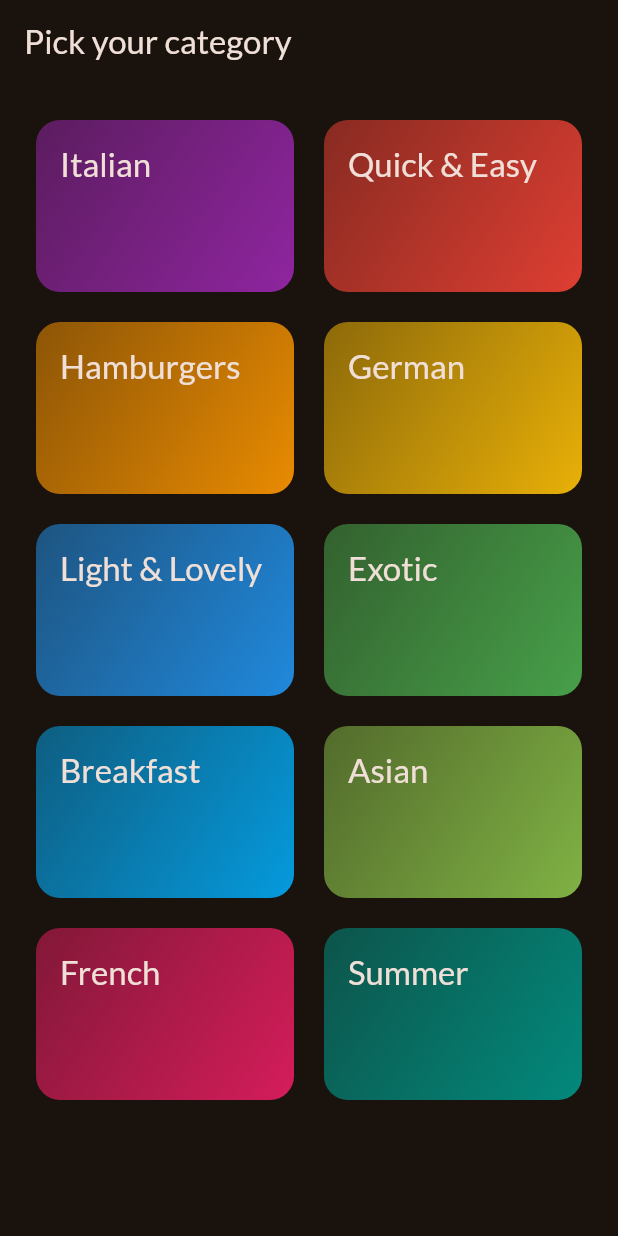
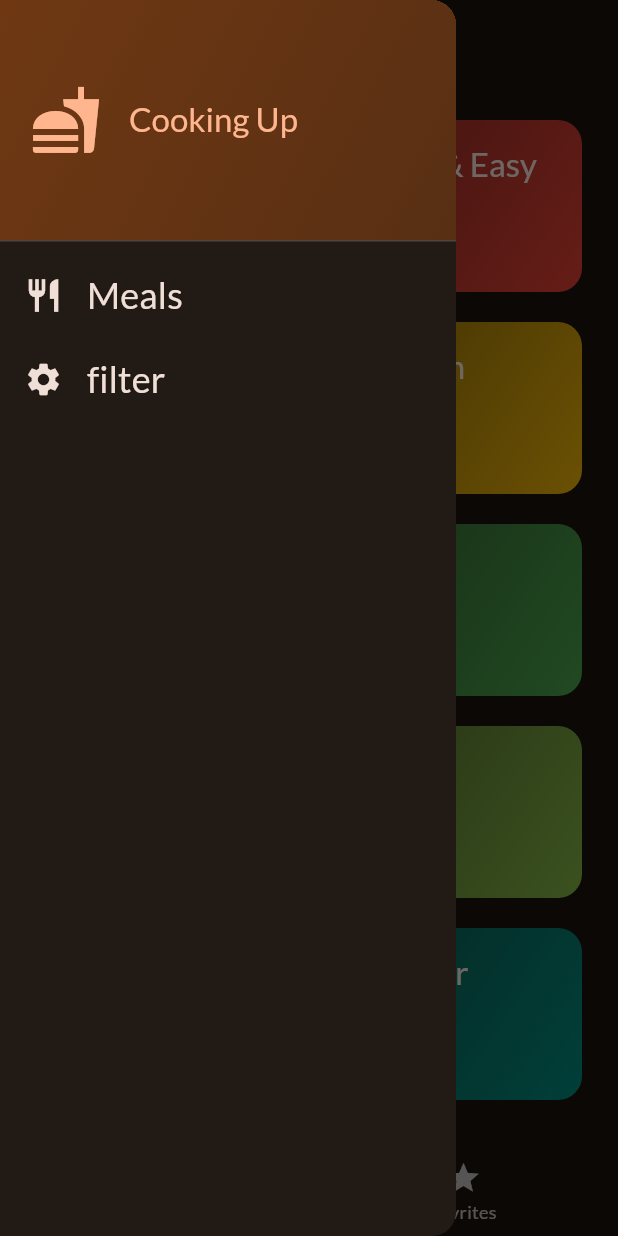
Before and after one commit to aawaisakbarmalik/MealApp, a Flutter app: the screen it shows after launch, with the side drawer open (before the commit the screen has no drawer), on a phone screen of 412 x 824 dp. Run offline on Flutter 3.47's test engine with Material 3 defaults, Android fonts, the phone set to English and light mode, and no system bars; our stand-ins replace google_fonts, transparent_image.

Commit message:
navbar and side drawer

```diff
--- a/lib/main.dart
+++ b/lib/main.dart
@@ -4,6 +4,7 @@ import 'package:google_fonts/google_fonts.dart';
 import 'package:meal_app/data/dummy_data.dart';
 import 'package:meal_app/screens/categories.dart';
 import 'package:meal_app/screens/meals.dart';
+import 'package:meal_app/screens/tabs.dart';
 
 final theme = ThemeData(
   useMaterial3: true,
@@ -25,7 +26,7 @@ class App extends StatelessWidget {
   Widget build(BuildContext context) {
     return MaterialApp(
       theme: theme,
-      home:categoriesScreen(),
+      home:TabScreen(),
     );
   }
 }
--- a/lib/screens/categories.dart
+++ b/lib/screens/categories.dart
@@ -1,12 +1,14 @@
 import 'package:flutter/material.dart';
 import 'package:meal_app/data/dummy_data.dart';
 import 'package:meal_app/models/category.dart';
+import 'package:meal_app/models/meal.dart';
 import 'package:meal_app/screens/meals.dart';
 import 'package:meal_app/widgets/category_grid_item.dart';
 
 class categoriesScreen extends StatelessWidget {
-  categoriesScreen({super.key});
+  categoriesScreen({super.key,required this.onToggleFavorite});
 
+    final void Function(Meal meal) onToggleFavorite;
   void _selectCategory(BuildContext context, Category category) {
     final filteredMeal = dummyMeals
         .where((meal) => meal.categories.contains(category.id))
@@ -14,7 +16,7 @@ class categoriesScreen extends StatelessWidget {
     Navigator.of(context).push(
       MaterialPageRoute(
         builder: (ctx) =>
-            MealsScreen(title: category.title, meals: filteredMeal),
+            MealsScreen(title: category.title, meals: filteredMeal, onToggleFavorite: onToggleFavorite),
       ),
     );
     //Navigator.push(context, route)
@@ -22,9 +24,7 @@ class categoriesScreen extends StatelessWidget {
 
   @override
   Widget build(BuildContext context) {
-    return Scaffold(
-      appBar: AppBar(title: Text("Pick your category")),
-      body: GridView(
+    return GridView(
       padding: const EdgeInsets.all(24),
       gridDelegate: SliverGridDelegateWithFixedCrossAxisCount(
         crossAxisCount: 2,
@@ -42,7 +42,6 @@ class categoriesScreen extends StatelessWidget {
             },
           ),
       ],
-      ),
     );
   }
 }
--- /dev/null
+++ b/lib/screens/tabs.dart
@@ -0,0 +1,82 @@
+import 'package:flutter/material.dart';
+import 'package:meal_app/models/meal.dart';
+import 'package:meal_app/screens/categories.dart';
+import 'package:meal_app/screens/meals.dart';
+import 'package:meal_app/widgets/main_drawer.dart';
+
+class TabScreen extends StatefulWidget {
+  TabScreen({super.key});
+
+  @override
+  State<TabScreen> createState() {
+    return _TabScreenState();
+  }
+}
+
+class _TabScreenState extends State<TabScreen> {
+  int _selectedPageIndex = 0;
+
+  final List<Meal> _favoriteMeals = [];
+
+  void _showInfoMessage(String message) {
+    ScaffoldMessenger.of(context).clearSnackBars();
+    ScaffoldMessenger.of(
+      context,
+    ).showSnackBar(SnackBar(content: Text(message)));
+  }
+
+  void _toggleMealFavouriteStatus(Meal meal) {
+    final isExisting = _favoriteMeals.contains(meal);
+
+    if (isExisting) {
+      setState(() {
+        _favoriteMeals.remove(meal);
+      });
+      _showInfoMessage("Meal is no longer favorite");
+    } else {
+      setState(() {
+        _favoriteMeals.add(meal);
+      });
+      _showInfoMessage("Meal is marked as favorite");
+    }
+  }
+
+  void _selectpage(int index) {
+    setState(() {
+      _selectedPageIndex = index;
+    });
+  }
+
+  @override
+  Widget build(BuildContext context) {
+    var activePageTitle = 'Categories';
+    Widget activePage = categoriesScreen(
+      onToggleFavorite: _toggleMealFavouriteStatus,
+    );
+    if (_selectedPageIndex == 1) {
+      activePage = MealsScreen(
+        meals: _favoriteMeals,
+        onToggleFavorite: _toggleMealFavouriteStatus,
+      );
+      activePageTitle = ' Your Favourites';
+    }
+
+    return Scaffold(
+      appBar: AppBar(title: Text(activePageTitle)),
+      drawer: MainDrawer(),
+      body: activePage,
+
+      bottomNavigationBar: BottomNavigationBar(
+        onTap: _selectpage,
+        currentIndex: _selectedPageIndex,
+        items: [
+          BottomNavigationBarItem(
+            icon: Icon(Icons.set_meal),
+            label: 'Categories',
+          ),
+          BottomNavigationBarItem(icon: Icon(Icons.star), label: 'Favrites'),
+        ],
+      ),
+    );
+  }
+}
--- /dev/null
+++ b/lib/widgets/main_drawer.dart
@@ -0,0 +1,77 @@
+import 'package:flutter/material.dart';
+
+class MainDrawer extends StatelessWidget {
+  MainDrawer({super.key});
+
+  @override
+  Widget build(BuildContext context) {
+    return Drawer(
+      child: Column(
+        children: [
+          DrawerHeader(
+            padding: EdgeInsetsGeometry.all(20),
+            decoration: BoxDecoration(
+              gradient: LinearGradient(
+                colors: [
+                  Theme.of(context).colorScheme.primaryContainer,
+                  Theme.of(
+                    context,
+                  ).colorScheme.primaryContainer.withOpacity(0.7),
+                ],
+                begin: Alignment.topLeft,
+                end: Alignment.bottomRight,
+              ),
+            ),
+            child: Row(
+              children: [
+                Icon(
+                  Icons.fastfood,
+                  size: 48,
+                  color: Theme.of(context).colorScheme.primary,
+                ),
+                SizedBox(width: 18),
+                Text(
+                  'Cooking Up',
+                  style: Theme.of(context).textTheme.titleLarge!.copyWith(
+                    color: Theme.of(context).colorScheme.primary,
+                  ),
+                ),
+              ],
+            ),
+          ),
+          ListTile(
+            leading: Icon(
+              Icons.restaurant,
+              size: 26,
+              color: Theme.of(context).colorScheme.onSurface,
+            ),
+            title: Text(
+              'Meals',
+              style: Theme.of(context).textTheme.titleSmall!.copyWith(
+                color: Theme.of(context).colorScheme.onSurface,
+                fontSize: 24,
+              ),
+            ),
+            onTap: () {},
+          ),
+
+          ListTile(
+            leading: Icon(
+              Icons.settings,
+              size: 26,
+              color: Theme.of(context).colorScheme.onSurface,
+            ),
+            title: Text(
+              'filter',
+              style: Theme.of(context).textTheme.titleSmall!.copyWith(
+                color: Theme.of(context).colorScheme.onSurface,
+                fontSize: 24,
+              ),
+            ),
+            onTap: () {},
+          ),
+        ],
+      ),
+    );
+  }
+}
```
Also changed, not shown: lib/screens/meal_details.dart (+12 -3 lines), lib/screens/meals.dart (+19 -6 lines). Lines whose indentation alone changed are shown as unchanged.
